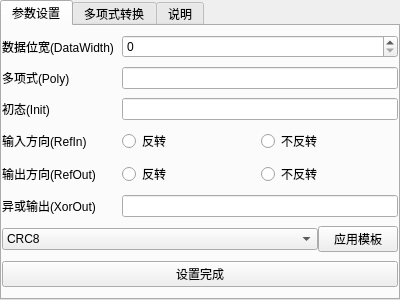
This is FormCRCConf.ui in Sadaharuuu/PinHZ as Qt 5 draws it before an edit. The edited form follows.
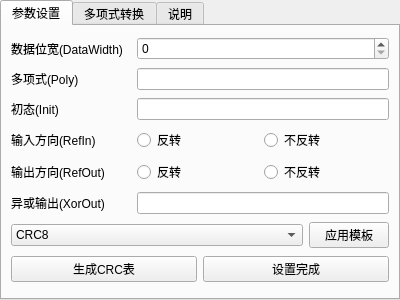
This is the edited form.

The edit to the form file:
```diff
--- a/FormCRCConf.ui
+++ b/FormCRCConf.ui
@@ -39,21 +39,6 @@
        <string>参数设置</string>
       </attribute>
       <layout class="QVBoxLayout" name="verticalLayout_2">
-       <property name="spacing">
-        <number>0</number>
-       </property>
-       <property name="leftMargin">
-        <number>0</number>
-       </property>
-       <property name="topMargin">
-        <number>0</number>
-       </property>
-       <property name="rightMargin">
-        <number>0</number>
-       </property>
-       <property name="bottomMargin">
-        <number>0</number>
-       </property>
        <item>
         <layout class="QHBoxLayout" name="horizontalLayout_3">
          <item>
@@ -387,11 +372,22 @@
         </layout>
        </item>
        <item>
+        <layout class="QHBoxLayout" name="horizontalLayout_15">
+         <item>
+          <widget class="QPushButton" name="button_generateMeter">
+           <property name="text">
+            <string>生成CRC表</string>
+           </property>
+          </widget>
+         </item>
+         <item>
         <widget class="QPushButton" name="button_confDone">
          <property name="text">
           <string>设置完成</string>
          </property>
         </widget>
+         </item>
+        </layout>
        </item>
       </layout>
      </widget>
```
Lines whose indentation alone changed are shown as unchanged.
